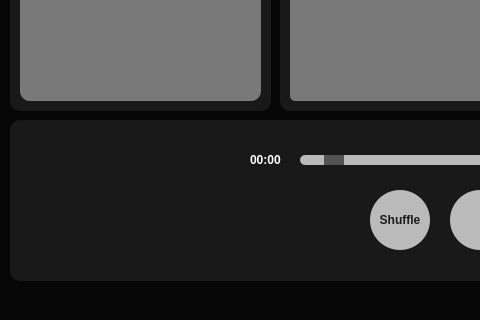
Old version of the form mainwindow.ui in the repository Kantisaranucheep/Audify_3; both pictures show x 0 to 480 and y 400 to 720 of the 1080 by 720 pixel window.
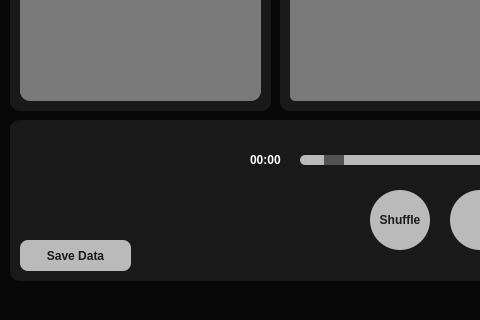
New version of the form.

Commit message: save data to json

Patch:
```diff
--- a/mainwindow.ui
+++ b/mainwindow.ui
@@ -885,6 +885,37 @@
       <string>00:00</string>
      </property>
     </widget>
+    <widget class="QPushButton" name="pushsavedata">
+     <property name="geometry">
+      <rect>
+       <x>10</x>
+       <y>120</y>
+       <width>111</width>
+       <height>31</height>
+      </rect>
+     </property>
+     <property name="styleSheet">
+      <string notr="true">QPushButton{
+
+border: none;
+border-radius:8px;
+background-color:rgb(186, 186, 186);
+color:rgb(25, 25, 25);
+font-weight: bold;
+
+padding:0px;
+
+
+}
+
+QPushButton:Hover{
+background-color:rgb(140,140,140);
+}</string>
+     </property>
+     <property name="text">
+      <string>Save Data</string>
+     </property>
+    </widget>
    </widget>
   </widget>
   <widget class="QMenuBar" name="menubar">
```
The commit also changes 4 other files.
